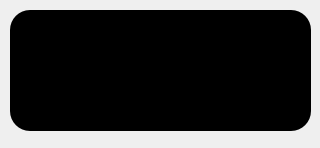
Old version of the form res/notification.ui in the repository abigaliz/krustyfy.
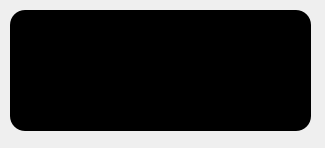
New version of the form. Icons and pictures are not drawn.

Commit message: Now it looks nice :)

Patch:
```diff
--- a/res/notification.ui
+++ b/res/notification.ui
@@ -6,7 +6,7 @@
    <rect>
     <x>0</x>
     <y>0</y>
-    <width>320</width>
+    <width>325</width>
     <height>148</height>
    </rect>
   </property>
@@ -23,10 +23,9 @@
     </rect>
    </property>
    <property name="styleSheet">
-    <string notr="true">border-radius: 20px;
+    <string notr="true">border-radius: 15px;
 background-color: black;
-border-style:none;
-box-shadow: 0px 0px 10px 3px #000000;</string>
+border-style:none;</string>
    </property>
    <property name="frameShape">
     <enum>QFrame::StyledPanel</enum>
@@ -116,13 +115,13 @@
         <property name="minimumSize">
          <size>
           <width>0</width>
-          <height>25</height>
+          <height>20</height>
          </size>
         </property>
         <property name="maximumSize">
          <size>
           <width>300</width>
-          <height>25</height>
+          <height>20</height>
          </size>
         </property>
         <property name="styleSheet">
@@ -130,7 +129,7 @@
 border-style: none;</string>
         </property>
         <property name="text">
-         <string/>
+         <string>Test title</string>
         </property>
         <property name="alignment">
          <set>Qt::AlignLeading|Qt::AlignLeft|Qt::AlignTop</set>
@@ -159,7 +158,7 @@
        <x>0</x>
        <y>0</y>
        <width>301</width>
-       <height>91</height>
+       <height>94</height>
       </rect>
      </property>
      <property name="styleSheet">
@@ -168,13 +167,13 @@
      </property>
      <layout class="QHBoxLayout" name="bodyLayout" stretch="0,1">
       <property name="spacing">
-       <number>5</number>
+       <number>3</number>
       </property>
       <property name="sizeConstraint">
-       <enum>QLayout::SetFixedSize</enum>
+       <enum>QLayout::SetMaximumSize</enum>
       </property>
       <property name="leftMargin">
-       <number>5</number>
+       <number>4</number>
       </property>
       <property name="topMargin">
        <number>0</number>
@@ -198,7 +197,7 @@
         </property>
         <property name="maximumSize">
          <size>
-          <width>85</width>
+          <width>0</width>
           <height>85</height>
          </size>
         </property>
@@ -221,15 +220,59 @@
        </widget>
       </item>
       <item>
-       <layout class="QVBoxLayout" name="bodyTextLayout" stretch="1,1">
+       <widget class="QWidget" name="body_widget" native="true">
+        <property name="sizePolicy">
+         <sizepolicy hsizetype="Ignored" vsizetype="Fixed">
+          <horstretch>49</horstretch>
+          <verstretch>0</verstretch>
+         </sizepolicy>
+        </property>
+        <property name="minimumSize">
+         <size>
+          <width>200</width>
+          <height>0</height>
+         </size>
+        </property>
+        <property name="maximumSize">
+         <size>
+          <width>290</width>
+          <height>90</height>
+         </size>
+        </property>
+        <property name="sizeIncrement">
+         <size>
+          <width>500</width>
+          <height>0</height>
+         </size>
+        </property>
+        <property name="baseSize">
+         <size>
+          <width>300</width>
+          <height>0</height>
+         </size>
+        </property>
+        <property name="styleSheet">
+         <string notr="true">background-color:rgba(255, 255, 255, 0);
+border-style: none;</string>
+        </property>
+        <layout class="QVBoxLayout" name="bodyTextLayout" stretch="0,1">
         <property name="spacing">
          <number>2</number>
         </property>
         <property name="sizeConstraint">
          <enum>QLayout::SetNoConstraint</enum>
         </property>
+         <property name="topMargin">
+          <number>2</number>
+         </property>
         <item>
          <widget class="QLabel" name="titleLabel">
+           <property name="sizePolicy">
+            <sizepolicy hsizetype="Ignored" vsizetype="Preferred">
+             <horstretch>0</horstretch>
+             <verstretch>0</verstretch>
+            </sizepolicy>
+           </property>
           <property name="minimumSize">
            <size>
             <width>200</width>
@@ -238,7 +281,7 @@
           </property>
           <property name="maximumSize">
            <size>
-            <width>300</width>
+             <width>280</width>
             <height>20</height>
            </size>
           </property>
@@ -253,7 +296,7 @@
 border-style: none;</string>
           </property>
           <property name="text">
-           <string/>
+            <string>Test notification subject</string>
           </property>
           <property name="textFormat">
            <enum>Qt::MarkdownText</enum>
@@ -265,6 +308,12 @@
         </item>
         <item>
          <widget class="QLabel" name="bodyLabel">
+           <property name="sizePolicy">
+            <sizepolicy hsizetype="Ignored" vsizetype="Preferred">
+             <horstretch>0</horstretch>
+             <verstretch>0</verstretch>
+            </sizepolicy>
+           </property>
           <property name="minimumSize">
            <size>
             <width>0</width>
@@ -282,7 +331,7 @@
 border-style: none;</string>
           </property>
           <property name="text">
-           <string/>
+            <string>Test notification body. Everything written here will be overwritten by the actual notification.</string>
           </property>
           <property name="textFormat">
            <enum>Qt::MarkdownText</enum>
@@ -299,6 +348,7 @@
          </widget>
         </item>
        </layout>
+       </widget>
       </item>
      </layout>
     </widget>
```
Left out of the diff: 3 changed lines with no effect on the pictures. Lines whose indentation alone changed are shown as unchanged. The commit also changes 2 other files.
